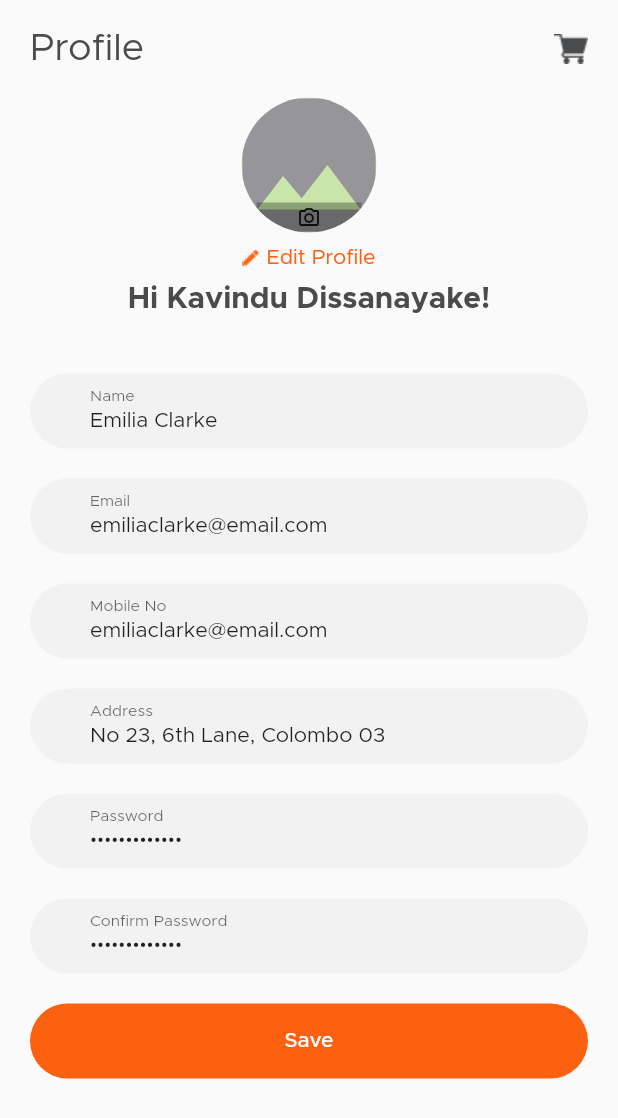
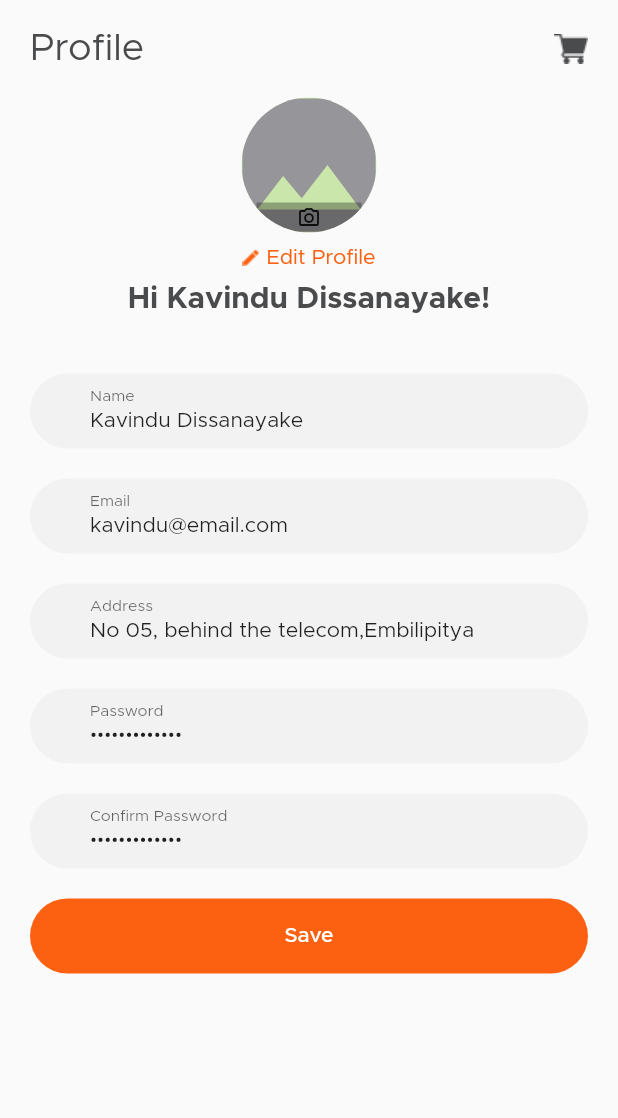
Before and after one commit to KavinduDissanayake/food-ordering-mobile-app, a Flutter app: the ProfileScreen screen opened directly, on a phone screen of 412 x 824 dp. Shown: the top 1118 px of the screen. Run offline on Flutter 3.47's test engine with Material 2 defaults, Android fonts, the phone set to English and light mode, and no system bars; drawn by our look-alikes of cached_network_image; our stand-ins replace adaptive_dialog, device_info, flutter_screenutil, flutter_svg, get, get_storage and 4 more; accounts and stored records are empty; network calls fail.

```diff
--- a/lib/main.dart
+++ b/lib/main.dart
@@ -9,7 +9,7 @@ import 'package:foodapp/screens/intro/introScreen.dart';
 import 'package:foodapp/screens/intro/landingScreen.dart';
 import 'package:foodapp/screens/login/loginScreen.dart';
 import 'package:foodapp/screens/menu/menuScreen.dart';
-import 'package:foodapp/screens/login/more/moreScreen.dart';
+import 'package:foodapp/screens/more/moreScreen.dart';
 import 'package:foodapp/screens/offerScreen.dart';
 import 'package:foodapp/screens/profileScreen.dart';
 import 'package:foodapp/screens/signUpScreen.dart';
--- a/lib/res.dart
+++ b/lib/res.dart
@@ -80,4 +80,6 @@ class Res {
   static const String visa2 = "assets/images/real/visa2.png";
   static const String western = "assets/images/real/western.png";
   static const String western2 = "assets/images/real/western2.jpg";
+  static const String mainLogo = "assets/images/logo_main.jpg";
+
 }
--- a/lib/screens/menu/menuScreen.dart
+++ b/lib/screens/menu/menuScreen.dart
@@ -1,7 +1,7 @@
 import 'package:flutter/material.dart';
 import 'package:foodapp/const/colors.dart';
 import 'package:foodapp/screens/dessertScreen.dart';
-import 'package:foodapp/screens/login/more/menu_screen_vm.dart';
+import 'package:foodapp/screens/more/menu_screen_vm.dart';
 import 'package:foodapp/utils/helper.dart';
 import 'package:foodapp/widgets/searchBar.dart';
 import 'package:get/get.dart';
--- a/lib/screens/login/more/moreScreen.dart
+++ b/lib/screens/more/moreScreen.dart
@@ -2,7 +2,7 @@ import 'package:flutter/material.dart';
 import 'package:foodapp/const/colors.dart';
 import 'package:foodapp/screens/aboutScreen.dart';
 import 'package:foodapp/screens/inboxScreen.dart';
-import 'package:foodapp/screens/login/more/menu_screen_vm.dart';
+import 'package:foodapp/screens/more/menu_screen_vm.dart';
 import 'package:foodapp/screens/myOrderScreen.dart';
 import 'package:foodapp/screens/notificationScreen.dart';
 import 'package:foodapp/screens/paymentScreen.dart';
--- a/lib/screens/profileScreen.dart
+++ b/lib/screens/profileScreen.dart
@@ -107,28 +107,21 @@ class ProfileScreen extends StatelessWidget {
                       ),
                       CustomFormImput(
                         label: "Name",
-                        value: "Emilia Clarke",
+                        value: "Kavindu Dissanayake",
                       ),
                       SizedBox(
                         height: 20,
                       ),
                       CustomFormImput(
                         label: "Email",
-                        value: "emiliaclarke@email.com",
-                      ),
-                      SizedBox(
-                        height: 20,
-                      ),
-                      CustomFormImput(
-                        label: "Mobile No",
-                        value: "emiliaclarke@email.com",
+                        value: "kavindu@email.com",
                       ),
                       SizedBox(
                         height: 20,
                       ),
                       CustomFormImput(
                         label: "Address",
-                        value: "No 23, 6th Lane, Colombo 03",
+                        value: "No 05, behind the telecom,Embilipitya",
                       ),
                       SizedBox(
                         height: 20,
--- a/lib/screens/tab_bar/main_tab_bar.dart
+++ b/lib/screens/tab_bar/main_tab_bar.dart
@@ -2,7 +2,7 @@
 import 'package:flutter/material.dart';
 import 'package:foodapp/screens/homeScreen.dart';
 import 'package:foodapp/screens/menu/menuScreen.dart';
-import 'package:foodapp/screens/login/more/moreScreen.dart';
+import 'package:foodapp/screens/more/moreScreen.dart';
 import 'package:foodapp/screens/offerScreen.dart';
 import 'package:foodapp/screens/profileScreen.dart';
 import 'package:ionicons/ionicons.dart';
```
Also changed, not shown: lib/screens/login/loginScreen.dart (+7 -5 lines), assets/images/logo_main.jpg (added), lib/screens/more/menu_screen_vm.dart (renamed from lib/screens/login/more/menu_screen_vm.dart).
